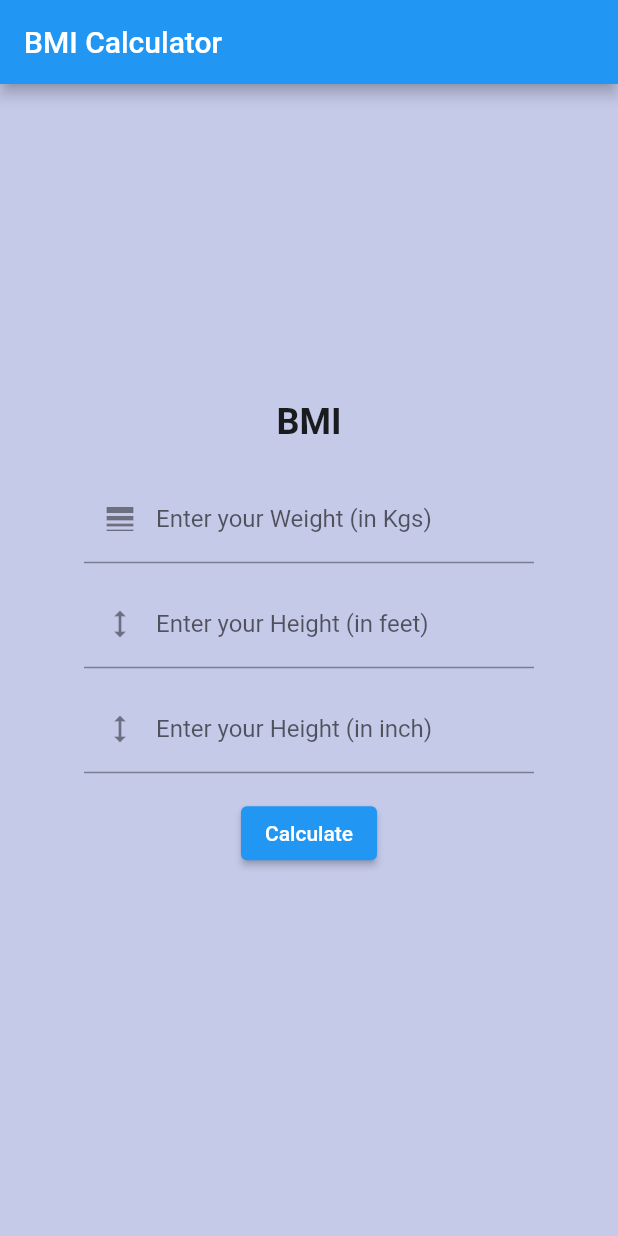
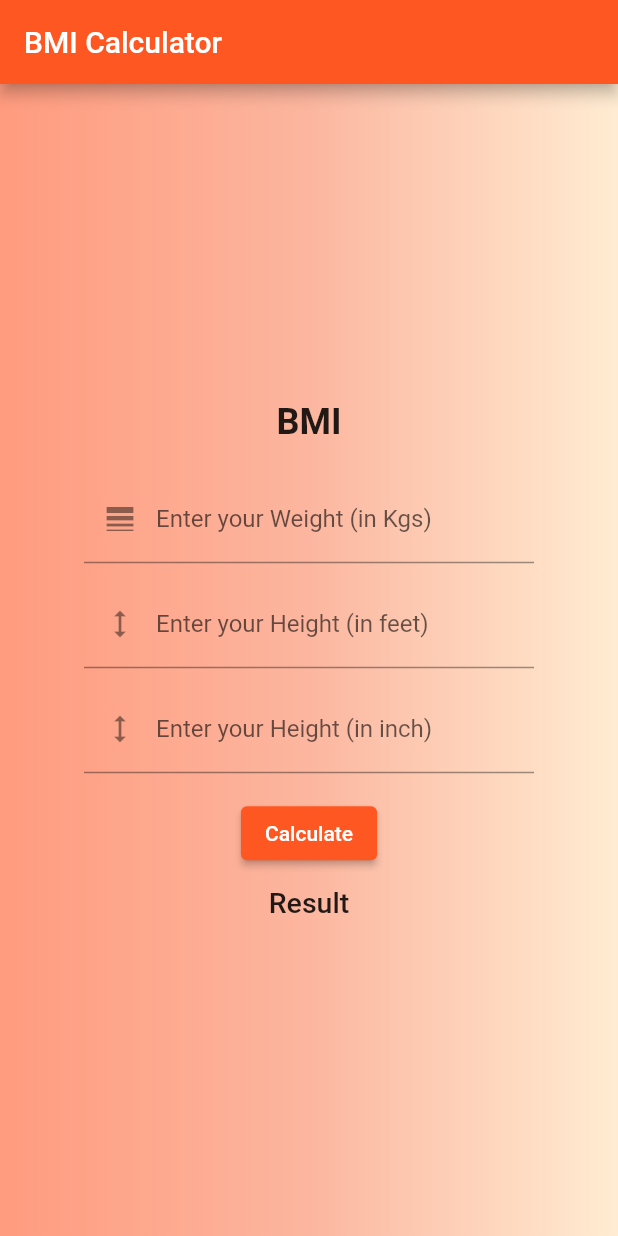
Before and after one commit to Muhammad-Bilal-97/BMI_Calculator_Flutter, a Flutter app: the screen it shows after launch, on a phone screen of 412 x 824 dp. Run offline on Flutter 3.47's test engine with Material 2 defaults, Android fonts, the phone set to English and light mode, and no system bars.

Commit message:
UI Improvement

```diff
--- a/lib/main.dart
+++ b/lib/main.dart
@@ -16,7 +16,7 @@ class MyApp extends StatelessWidget {
       debugShowCheckedModeBanner: false,
       title: 'BMI Calculator',
       theme: ThemeData(
-        primarySwatch: Colors.blue,
+        primarySwatch: Colors.deepOrange,
       ),
       home: const MyHomePage(title: 'BMI Calculator'),
     );
@@ -38,7 +38,7 @@ class _MyHomePageState extends State<MyHomePage> {
   var feetController = TextEditingController();
   var inchController = TextEditingController();
 
-  var result = "";
+  var result = "Result";
   var bgColor = Colors.indigo.shade100;
 
 
@@ -49,7 +49,17 @@ class _MyHomePageState extends State<MyHomePage> {
         title: Text(widget.title),
       ),
       body: Container(
-        color: bgColor,
+        decoration: BoxDecoration(
+          gradient: LinearGradient(
+            colors: [
+            Color(0xffffecd2),
+            Color(0xfffcb69f),
+            Color(0xffff9b7e),
+            ],
+            begin: FractionalOffset(1.0, 0.5),
+            end: FractionalOffset(0.0, 0.5),
+          ),
+        ),
         child: Center(
           child: Container(
             width: 300,
```
